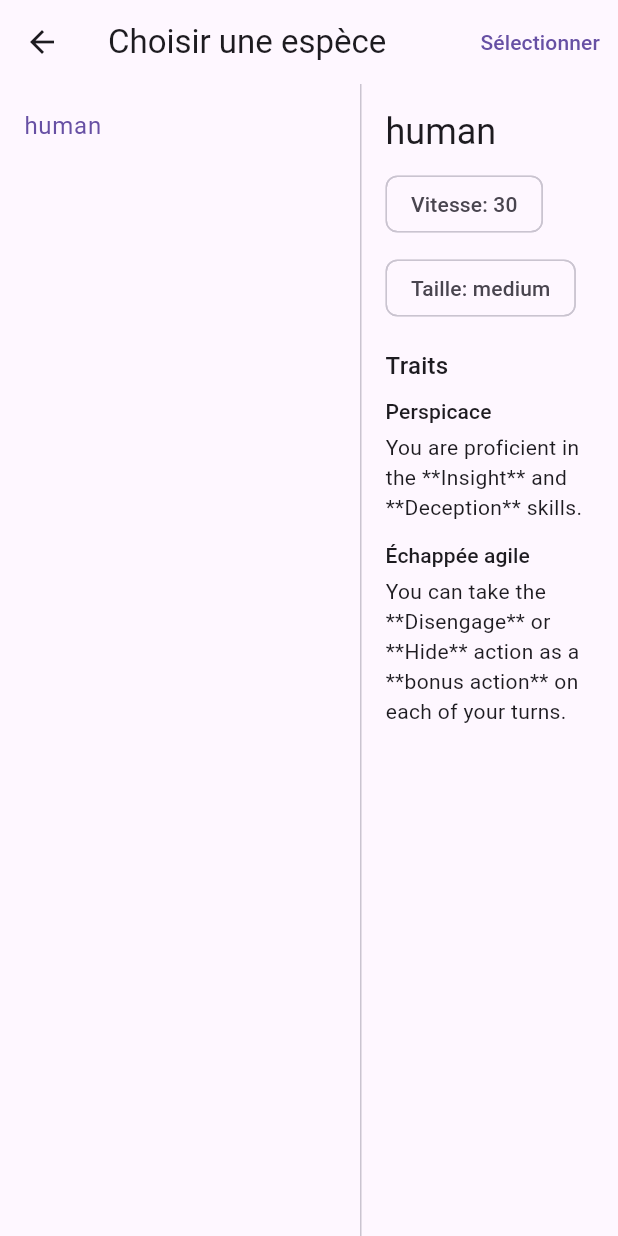
After one commit to Kickleo/sw5e, a Flutter app: the screen it shows after launch, scrolled down 123 dp, after a tap on "Explorer les espèces", on a phone screen of 412 x 824 dp. The commit adds this screen. Run offline on Flutter 3.47's test engine with Material 3 defaults, Android fonts, the phone set to English and light mode, and no system bars; our stand-ins replace equatable, get_it.

Commit message:
liaison au json

```diff
--- a/lib/features/character_creation/data/repositories/asset_catalog_repository.dart
+++ b/lib/features/character_creation/data/repositories/asset_catalog_repository.dart
@@ -15,6 +15,7 @@ class AssetCatalogRepository implements CatalogRepository {
   Map<String, BackgroundDef>? _backgrounds;
   Map<String, SkillDef>? _skills;
   Map<String, EquipmentDef>? _equipment;
+  Map<String, TraitDef>? _traits;
   FormulasDef? _formulas;
 
   Future<List<dynamic>> _loadArray(String path) async {
@@ -161,6 +162,24 @@ class AssetCatalogRepository implements CatalogRepository {
     );
   }
 
+  // ---------------- Traits ------------------
+  Future<void> _ensureTraits() async {
+  if (_traits != null) return;
+  final arr = await _loadArray('assets/catalog/traits.json');
+  _traits = {
+    for (final e in arr.cast<Map>())
+      (e['id'] as String): TraitDef(
+        id: e['id'] as String,
+        name: LocalizedText(
+          en: (e['name'] as Map)['en'] as String,
+          fr: (e['name'] as Map)['fr'] as String,
+        ),
+        description: e['description'] as String,
+      ),
+  };
+}
+
+
   // ------------ Impl CatalogRepository ------------
   @override
   Future<String> getRulesVersion() async {
@@ -205,6 +224,18 @@ class AssetCatalogRepository implements CatalogRepository {
   }
 
   @override
+  Future<TraitDef?> getTrait(String traitId) async {
+    await _ensureTraits();
+    return _traits![traitId];
+  }
+
+  @override
+  Future<List<String>> listTraits() async {
+    await _ensureTraits();
+    return _traits!.keys.toList()..sort();
+  }
+
+  @override
   Future<List<String>> listSkills() async {
     await _ensureSkills();
     return _skills!.keys.toList()..sort();
--- a/lib/features/character_creation/domain/repositories/catalog_repository.dart
+++ b/lib/features/character_creation/domain/repositories/catalog_repository.dart
@@ -130,6 +130,20 @@ class FormulasDef {
   });
 }
 
+/// Définition d’un trait d’espèce (affichage / compendium)
+@immutable
+class TraitDef {
+  final String id;            // ex: "nimble-escape"
+  final LocalizedText name;   // {en, fr}
+  final String description;   // texte/markdown court
+
+  const TraitDef({
+    required this.id,
+    required this.name,
+    required this.description,
+  });
+}
+
 /// ---- Port du domaine : lecture du catalogue figé (snapshot) ----
 /// Le domaine ne connaît PAS d’IO : une implémentation Data lira
 /// les JSON d'assets et mapppera vers ces types.
@@ -144,9 +158,10 @@ abstract class CatalogRepository {
   Future<BackgroundDef?> getBackground(String backgroundId);
   Future<SkillDef?> getSkill(String skillId);
   Future<EquipmentDef?> getEquipment(String equipmentId);
-
   /// Formules/tableaux divers (niveau 1 au MVP)
   Future<FormulasDef> getFormulas();
+  /// Récupère la définition d’un trait
+  Future<TraitDef?> getTrait(String traitId);
 
   /// Listes utilitaires (optionnel pour l’UI/validation)
   Future<List<String>> listSkills();     // slugs
@@ -154,4 +169,6 @@ abstract class CatalogRepository {
   Future<List<String>> listClasses();    // slugs
   Future<List<String>> listBackgrounds();// slugs
   Future<List<String>> listEquipment();  // slugs
+  /// (optionnel mais utile pour UI) — liste tous les IDs de traits
+  Future<List<String>> listTraits();
 }
--- a/lib/features/character_creation/presentation/pages/quick_create_page.dart
+++ b/lib/features/character_creation/presentation/pages/quick_create_page.dart
@@ -7,6 +7,7 @@ import 'package:sw5e_manager/features/character_creation/domain/value_objects/ba
 import 'package:sw5e_manager/features/character_creation/domain/value_objects/character_name.dart';
 import 'package:sw5e_manager/features/character_creation/domain/value_objects/class_id.dart';
 import 'package:sw5e_manager/features/character_creation/domain/value_objects/species_id.dart';
+import 'package:sw5e_manager/features/character_creation/presentation/pages/species_picker.dart';
 
 class QuickCreatePage extends StatefulWidget {
   const QuickCreatePage({super.key});
@@ -25,6 +26,7 @@ class _QuickCreatePageState extends State<QuickCreatePage> {
   List<String> _species = [];
   List<String> _classes = [];
   List<String> _backgrounds = [];
+  List<TraitDef> _selectedSpeciesTraits = [];
 
   String? _selectedSpecies;
   String? _selectedClass;
@@ -53,6 +55,9 @@ class _QuickCreatePageState extends State<QuickCreatePage> {
         _selectedBackground = bg.isNotEmpty ? bg.first : null;
         _loading = false;
       });
+      if (mounted) {
+        await _refreshSpeciesTraits();
+      }
     } catch (e) {
       setState(() {
         _status = 'Erreur de chargement du catalogue: $e';
@@ -129,6 +134,39 @@ class _QuickCreatePageState extends State<QuickCreatePage> {
     );
   }
 
+  Future<void> _pickSpecies() async {
+    final chosen = await Navigator.of(context).push<String>(
+      MaterialPageRoute(
+        builder: (_) => SpeciesPickerPage(initialSpeciesId: _selectedSpecies),
+      ),
+    );
+    if (!mounted) return;
+    if (chosen != null && chosen != _selectedSpecies) {
+      setState(() {
+        _selectedSpecies = chosen;
+      });
+      await _refreshSpeciesTraits();
+    }
+  }
+
+  Future<void> _refreshSpeciesTraits() async {
+    final id = _selectedSpecies;
+    if (id == null) {
+      setState(() => _selectedSpeciesTraits = []);
+      return;
+    }
+    final sp = await _catalog.getSpecies(id);
+    final traits = <TraitDef>[];
+    for (final tid in sp?.traitIds ?? const <String>[]) {
+      final t = await _catalog.getTrait(tid);
+      if (t != null) traits.add(t);
+    }
+    if (!mounted) return;
+    setState(() => _selectedSpeciesTraits = traits);
+  }
+
+
+
   @override
   Widget build(BuildContext context) {
     final theme = Theme.of(context);
@@ -156,9 +194,41 @@ class _QuickCreatePageState extends State<QuickCreatePage> {
                   DropdownButtonFormField<String>(
                     initialValue: _selectedSpecies,
                     items: _species.map((id) => DropdownMenuItem(value: id, child: Text(id))).toList(),
-                    onChanged: (v) => setState(() => _selectedSpecies = v),
+                    onChanged: (v) {
+                      setState(() => _selectedSpecies = v);
+                      _refreshSpeciesTraits();
+                    },
                   ),
                   const SizedBox(height: 16),
+
+                  const SizedBox(height: 8),
+                  Align(
+                    alignment: Alignment.centerLeft,
+                    child: OutlinedButton.icon(
+                      onPressed: _pickSpecies,
+                      icon: const Icon(Icons.travel_explore),
+                      label: const Text('Explorer les espèces'),
+                    ),
+                  ),
+
+                  const SizedBox(height: 16),
+                  if (_selectedSpeciesTraits.isNotEmpty) ...[
+                    Text('Traits d\'espèce', style: theme.textTheme.titleMedium),
+                    const SizedBox(height: 8),
+                    ..._selectedSpeciesTraits.map((t) {
+                      final title = (t.name.fr.isNotEmpty ? t.name.fr : t.name.en);
+                      return ListTile(
+                        dense: true,
+                        contentPadding: EdgeInsets.zero,
+                        title: Text(title, style: theme.textTheme.titleSmall),
+                        subtitle: Text(
+                          t.description,
+                          maxLines: 3,
+                          overflow: TextOverflow.ellipsis,
+                        ),
+                      );
+                    }),
+                  ],
 
                   Text('Classe', style: theme.textTheme.titleMedium),
                   const SizedBox(height: 8),
--- /dev/null
+++ b/lib/features/character_creation/presentation/pages/species_picker.dart
@@ -0,0 +1,188 @@
+import 'package:flutter/material.dart';
+import 'package:sw5e_manager/di/character_creation_module.dart';
+import 'package:sw5e_manager/features/character_creation/domain/repositories/catalog_repository.dart';
+
+class SpeciesPickerPage extends StatefulWidget {
+  final String? initialSpeciesId;
+  const SpeciesPickerPage({super.key, this.initialSpeciesId});
+
+  @override
+  State<SpeciesPickerPage> createState() => _SpeciesPickerPageState();
+}
+
+class _SpeciesPickerPageState extends State<SpeciesPickerPage> {
+  late final CatalogRepository _catalog = sl<CatalogRepository>();
+
+  bool _loading = true;
+  String? _error;
+
+  List<String> _speciesIds = [];
+  String? _selectedId;
+  SpeciesDef? _selected;
+
+  // cache des traits pour affichage
+  final Map<String, TraitDef> _traitCache = {};
+
+  @override
+  void initState() {
+    super.initState();
+    _bootstrap();
+  }
+
+  Future<void> _bootstrap() async {
+    setState(() {
+      _loading = true;
+      _error = null;
+    });
+    try {
+      final ids = await _catalog.listSpecies();
+      final String? pick = widget.initialSpeciesId ?? (ids.isNotEmpty ? ids.first : null);
+      final SpeciesDef? specie = pick == null ? null : await _catalog.getSpecies(pick);
+
+      setState(() {
+        _speciesIds = ids;
+        _selectedId = pick;
+        _selected = specie;
+        _loading = false;
+      });
+
+      if (specie != null) {
+        await _ensureTraitDefs(specie.traitIds);
+      }
+    } catch (e) {
+      setState(() {
+        _error = 'Erreur de chargement: $e';
+        _loading = false;
+      });
+    }
+  }
+
+  Future<void> _ensureTraitDefs(List<String> ids) async {
+    for (final id in ids) {
+      if (_traitCache.containsKey(id)) continue;
+      final t = await _catalog.getTrait(id);
+      if (t != null) _traitCache[id] = t;
+    }
+    if (mounted) setState(() {});
+  }
+
+  Future<void> _onSelect(String id) async {
+    setState(() {
+      _selectedId = id;
+      _selected = null;
+      _loading = true;
+      _error = null;
+    });
+    try {
+      final sp = await _catalog.getSpecies(id);
+      setState(() {
+        _selected = sp;
+        _loading = false;
+      });
+      if (sp != null) await _ensureTraitDefs(sp.traitIds);
+    } catch (e) {
+      setState(() {
+        _error = 'Erreur: $e';
+        _loading = false;
+      });
+    }
+  }
+
+  void _confirm() {
+    if (_selectedId == null) return;
+    Navigator.of(context).pop(_selectedId); // retourne l'id choisi
+  }
+
+  @override
+  Widget build(BuildContext context) {
+    final th = Theme.of(context);
+
+    return Scaffold(
+      appBar: AppBar(
+        title: const Text('Choisir une espèce'),
+        actions: [
+          TextButton(
+            onPressed: _selectedId == null ? null : _confirm,
+            child: const Text('Sélectionner'),
+          )
+        ],
+      ),
+      body: _loading
+          ? const Center(child: CircularProgressIndicator())
+          : _error != null
+              ? Center(child: Text(_error!))
+              : Row(
+                  children: [
+                    // Liste des espèces (ids simples pour MVP)
+                    SizedBox(
+                      width: 240,
+                      child: ListView.builder(
+                        itemCount: _speciesIds.length,
+                        itemBuilder: (context, index) {
+                          final id = _speciesIds[index];
+                          final selected = id == _selectedId;
+                          return ListTile(
+                            selected: selected,
+                            title: Text(id),
+                            onTap: () => _onSelect(id),
+                          );
+                        },
+                      ),
+                    ),
+                    const VerticalDivider(width: 1),
+
+                    // Détails
+                    Expanded(
+                      child: _selected == null
+                          ? const Center(child: Text('Aucune espèce sélectionnée'))
+                          : Padding(
+                              padding: const EdgeInsets.all(16),
+                              child: ListView(
+                                children: [
+                                  Text(
+                                    _selectedId!,
+                                    style: th.textTheme.headlineSmall,
+                                  ),
+                                  const SizedBox(height: 8),
+                                  Wrap(
+                                    spacing: 12,
+                                    runSpacing: 8,
+                                    children: [
+                                      Chip(label: Text('Vitesse: ${_selected!.speed}')),
+                                      Chip(label: Text('Taille: ${_selected!.size}')),
+                                    ],
+                                  ),
+                                  const SizedBox(height: 16),
+                                  Text('Traits', style: th.textTheme.titleMedium),
+                                  const SizedBox(height: 8),
+                                  if (_selected!.traitIds.isEmpty)
+                                    const Text('Aucun trait')
+                                  else
+                                    Column(
+                                      crossAxisAlignment: CrossAxisAlignment.start,
+                                      children: _selected!.traitIds.map((tid) {
+                                        final t = _traitCache[tid];
+                                        if (t == null) return Text('• $tid');
+                                        return Padding(
+                                          padding: const EdgeInsets.only(bottom: 12),
+                                          child: Column(
+                                            crossAxisAlignment: CrossAxisAlignment.start,
+                                            children: [
+                                              Text(t.name.fr.isNotEmpty ? t.name.fr : t.name.en,
+                                                  style: th.textTheme.titleSmall),
+                                              const SizedBox(height: 4),
+                                              Text(t.description),
+                                            ],
+                                          ),
+                                        );
+                                      }).toList(),
+                                    ),
+                                ],
+                              ),
+                            ),
+                    ),
+                  ],
+                ),
+    );
+  }
+}
```
Also changed, not shown: assets/catalog/species.json (+1 -9 lines), assets/catalog/traits.json (added, +12 -0 lines), 1 other file.
